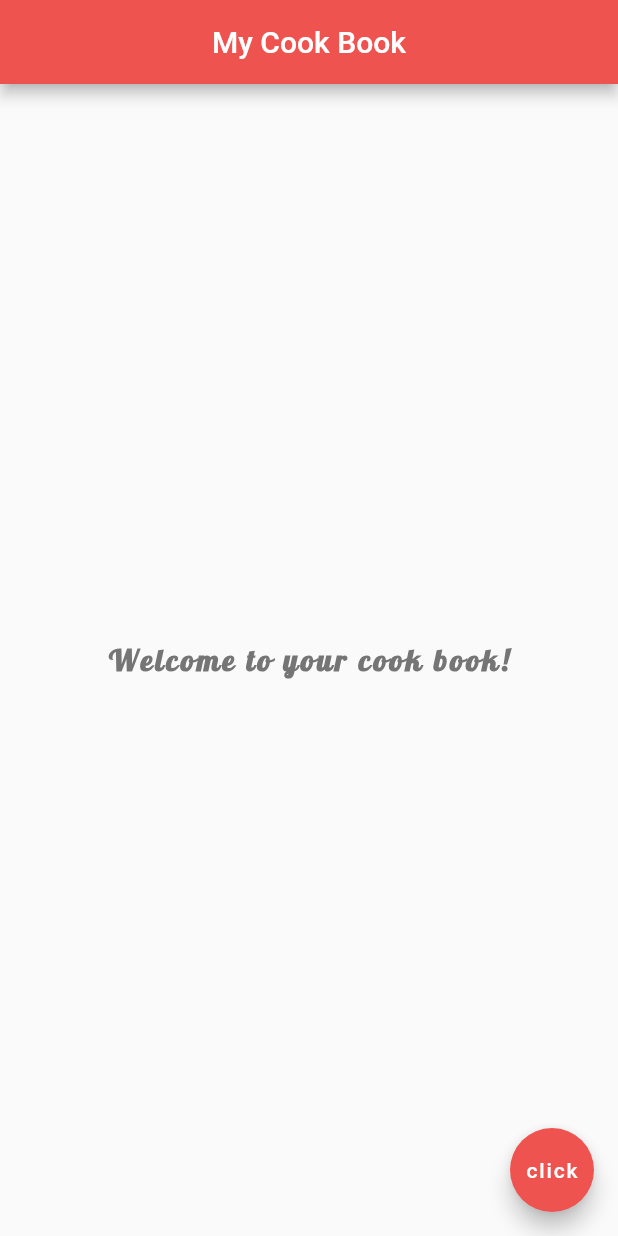
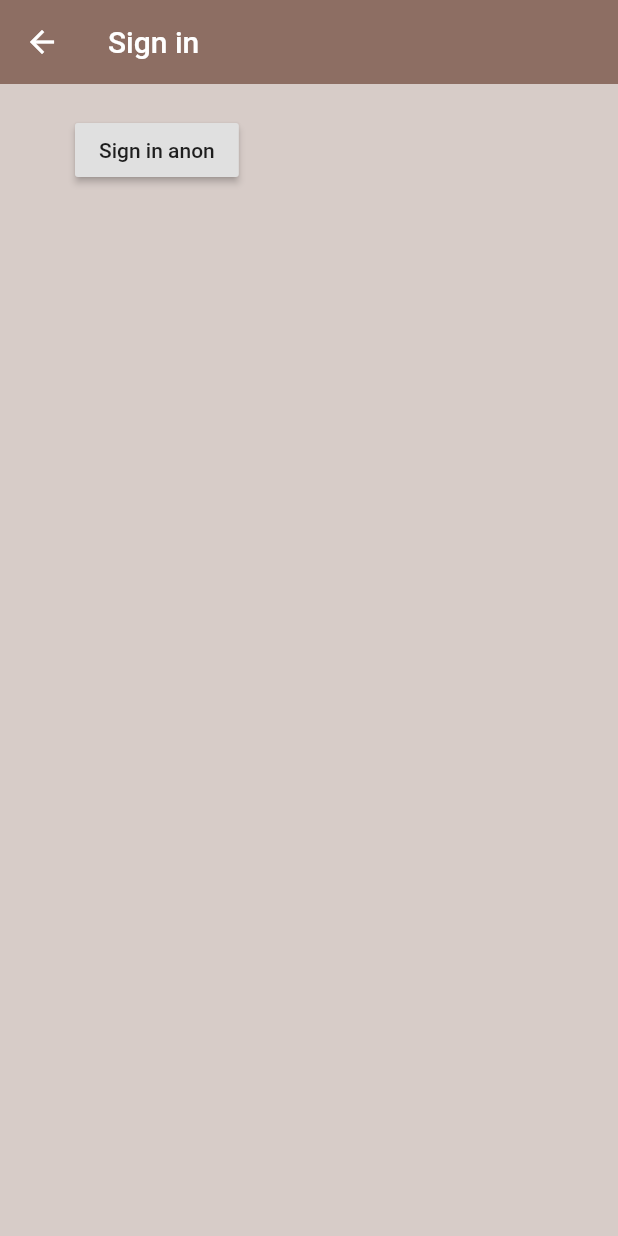
Before and after one commit to ucll-mobile-2021/project-yaboi, a Flutter app: the screen it shows after launch, on a phone screen of 412 x 824 dp. Run offline on Flutter 3.47's test engine with Material 2 defaults, Android fonts, the phone set to English and light mode, and no system bars; our stand-ins replace firebase_auth; accounts and stored records are empty.

Commit message:
anon sign in with firebase auth added models; user and ingredient added wrapper, authenticate, sign in, routes, package layout, ...

```diff
--- a/lib/main.dart
+++ b/lib/main.dart
@@ -1,49 +1,17 @@
+import 'package:cobok/pages/ingredient_list.dart';
+import 'package:cobok/pages/loading.dart';
+import 'package:cobok/screens/home/home.dart';
+import 'package:cobok/screens/wrapper.dart';
+import 'package:flutter/cupertino.dart';
 import 'package:flutter/material.dart';
 
-// Run app en gebruik de MaterialApp als root widget/wrapper voor rest van widgets binnen.
+
 void main() =>
     runApp(MaterialApp(
-      // home = een property, Scaffold = een widget.
-      // Scaffold is een widget met appbar, body, en andere handige properties.
-        home: Home(),
+      initialRoute: '/home',
+      routes: {
+        '/': (context) => Loading(),
+        '/home': (context) => Wrapper(),
+        '/ingredientList': (context) => IngredientList(),
+      },
     ));
-
-// Custom stateless widget. Door StatelessWidget te extenden kunnen we een eigen widget class maken.
-// Stateless = de state van widget kan over tijd niet veranderen. Kan data bevatten, maar kan na initialisatie van widget niet veranderen.
-// Statefull = omgekeerde van stateless.
-// Custom widgets leveren re-usability.
-// Als we code in custom stateless widgets verdelen, is het makkelijker voor flutter om changes te maken, indien code verandert.
-// --> m.a.w. we moeten niet steeds een hot restart doen.
-class Home extends StatelessWidget {
-  @override
-  // We overriden de build function van de StatelessWidget class waar we van overerven.
-  Widget build(BuildContext context) {
-    // Vergeet niet return te schrijven!
-    return Scaffold(
-      appBar: AppBar(
-        title: Text('My Cook Book'),
-        centerTitle: true,
-        backgroundColor: Colors.red[400],
-      ),
-      body: Center(
-        child: Text(
-          'Welcome to your cook book!',
-          // Control + q opent manuel voor properties, widgets
-          style: TextStyle(
-            fontSize: 20.0,
-            fontWeight: FontWeight.bold,
-            letterSpacing: 2,
-            color: Colors.grey[600],
-            fontFamily: 'LobsterRegular',
-          ),
-        ),
-      ),
-      floatingActionButton: FloatingActionButton(
-        child: Text('click'),
-        // TODO
-        onPressed: () {},
-        backgroundColor: Colors.red[400],
-      ),
-    );
-  }
-}
--- /dev/null
+++ b/lib/models/user.dart
@@ -0,0 +1,8 @@
+class User {
+
+  final String uid;
+
+  User({this.uid});
+
+
+}
--- /dev/null
+++ b/lib/screens/authenticate/authenticate.dart
@@ -0,0 +1,16 @@
+import 'package:cobok/screens/authenticate/sign_in.dart';
+import 'package:flutter/material.dart';
+
+class Authenticate extends StatefulWidget {
+  @override
+  _AuthenticateState createState() => _AuthenticateState();
+}
+
+class _AuthenticateState extends State<Authenticate> {
+  @override
+  Widget build(BuildContext context) {
+    return Container(
+      child: SignIn(),
+    );
+  }
+}
--- /dev/null
+++ b/lib/screens/authenticate/sign_in.dart
@@ -0,0 +1,38 @@
+import 'package:cobok/services/auth.dart';
+import 'package:flutter/material.dart';
+
+class SignIn extends StatefulWidget {
+  @override
+  _SignInState createState() => _SignInState();
+}
+
+class _SignInState extends State<SignIn> {
+  final AuthService _auth = AuthService();
+
+  @override
+  Widget build(BuildContext context) {
+    return Scaffold(
+      backgroundColor: Colors.brown[100],
+      appBar: AppBar(
+        backgroundColor: Colors.brown[400],
+        elevation: 0.0,
+        title: Text('Sign in'),
+      ),
+      body: Container(
+        padding: EdgeInsets.symmetric(vertical: 20, horizontal: 50),
+        child: RaisedButton(
+          child: Text('Sign in anon'),
+          onPressed: () async {
+            dynamic result = await _auth.signInAnon();
+            if (result == null) {
+              print('error signing in');
+            } else {
+              print('signed in');
+              print(result.uid);
+            }
+          },
+        ),
+      ),
+    );
+  }
+}
--- /dev/null
+++ b/lib/screens/wrapper.dart
@@ -0,0 +1,10 @@
+import 'package:cobok/screens/authenticate/authenticate.dart';
+import 'package:flutter/material.dart';
+
+class Wrapper extends StatelessWidget {
+  @override
+  Widget build(BuildContext context) {
+    // return either Home or Authenticate widget
+    return Authenticate();
+  }
+}
--- a/pubspec.yaml
+++ b/pubspec.yaml
@@ -28,6 +28,8 @@ dependencies:
   # The following adds the Cupertino Icons font to your application.
   # Use with the CupertinoIcons class for iOS style icons.
   cupertino_icons: ^0.1.3
+  firebase_auth: ^0.14.0+5
+  cloud_firestore: ^0.12.9+4
 
 dev_dependencies:
   flutter_test:
@@ -45,7 +47,8 @@ flutter:
   uses-material-design: true
 
   # To add assets to your application, add an assets section, like this:
-  # assets:
+  assets:
+    - assets/
   #   - images/a_dot_burr.jpeg
   #   - images/a_dot_ham.jpeg
 
```
Also changed, not shown: lib/models/ingredient.dart (added, +15 -0 lines), lib/pages/ingredient_card.dart (added, +35 -0 lines), lib/pages/ingredient_list.dart (added, +60 -0 lines), lib/pages/loading.dart (added, +15 -0 lines), lib/screens/home/home.dart (added, +26 -0 lines), lib/services/auth.dart (added, +31 -0 lines), assets/spices.jpg (added), pubspec.lock, 5 other files.
